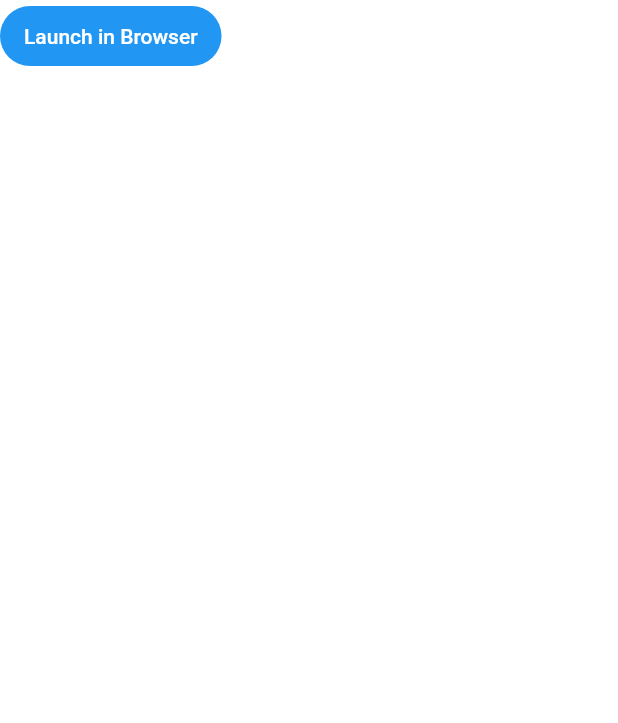
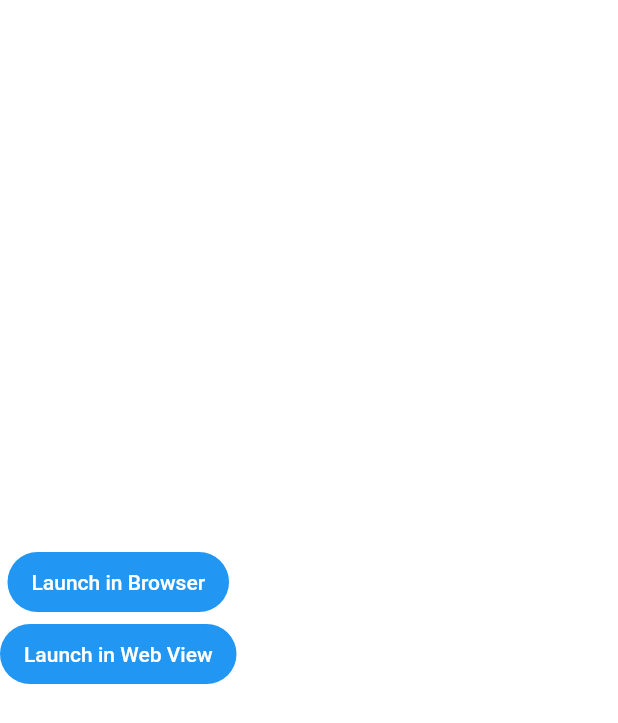
Before and after one commit to KenStarry/Flutter_Mini_Projects, a Flutter app: the screen it shows after launch, on a phone screen of 412 x 824 dp. Shown: the top 723 px of the screen. Run offline on Flutter 3.47's test engine with Material 2 defaults, Android fonts, the light colour scheme and no system bars; our stand-ins replace connectivity_plus, firebase_auth, firebase_core, flutter_local_notifications, get, graphql_flutter and 7 more; missing offline and left inert: open_document; accounts and stored records are empty.

Commit message:
Launch in webView implementation

```diff
--- a/launch_urls_flutter/lib/main_screen.dart
+++ b/launch_urls_flutter/lib/main_screen.dart
@@ -15,10 +15,15 @@ class _MainScreenState extends State<MainScreen> {
       backgroundColor: Colors.white,
       body: SafeArea(
           child: Column(
+            mainAxisAlignment: MainAxisAlignment.center,
         children: [
           FilledButton(
               onPressed: () async => await launchInBrowser(),
-              child: const Text("Launch in Browser"))
+              child: const Text("Launch in Browser")),
+
+          FilledButton(
+              onPressed: () async => await launchInBrowser(),
+              child: const Text("Launch in Web View")),
         ],
       )),
     );
--- a/launch_urls_flutter/lib/url_intents.dart
+++ b/launch_urls_flutter/lib/url_intents.dart
@@ -7,3 +7,11 @@ Future<void> launchInBrowser() async {
     throw Exception("Could not launch url");
   }
 }
+
+Future<void> launchInWebView() async {
+  const url = 'https://twitter.com';
+
+  if (!await launchUrl(Uri.parse(url),mode: LaunchMode.inAppWebView)) {
+    throw Exception("Could not launch url");
+  }
+}
```
